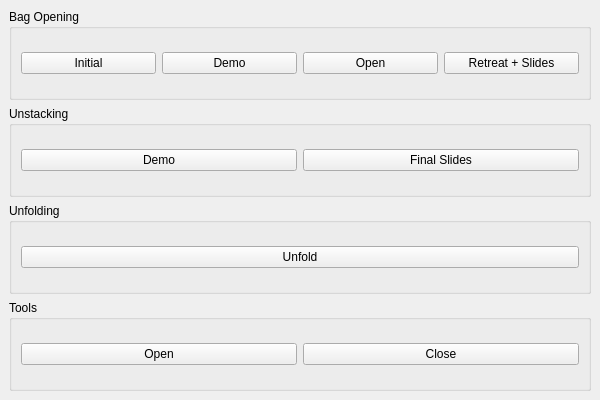
Old version of the form softenable_display/resource/main_window.ui in the repository llach/softenable-ui.
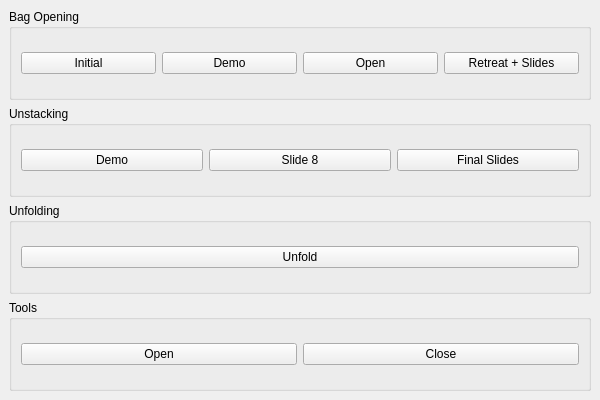
New version of the form.

Commit message: add slide eight button

Patch:
```diff
--- a/softenable_display/resource/main_window.ui
+++ b/softenable_display/resource/main_window.ui
@@ -39,6 +39,7 @@
       </property>
       <layout class="QHBoxLayout" name="horizontalLayout2">
        <item><widget class="QPushButton" name="btnUnstackDemo"><property name="text"><string>Demo</string></property></widget></item>
+       <item><widget class="QPushButton" name="btnUnstackSlideEight"><property name="text"><string>Slide 8</string></property></widget></item>
        <item><widget class="QPushButton" name="btnUnstackSlides"><property name="text"><string>Final Slides</string></property></widget></item>
       </layout>
      </widget>
```
The commit also changes 2 other files.
